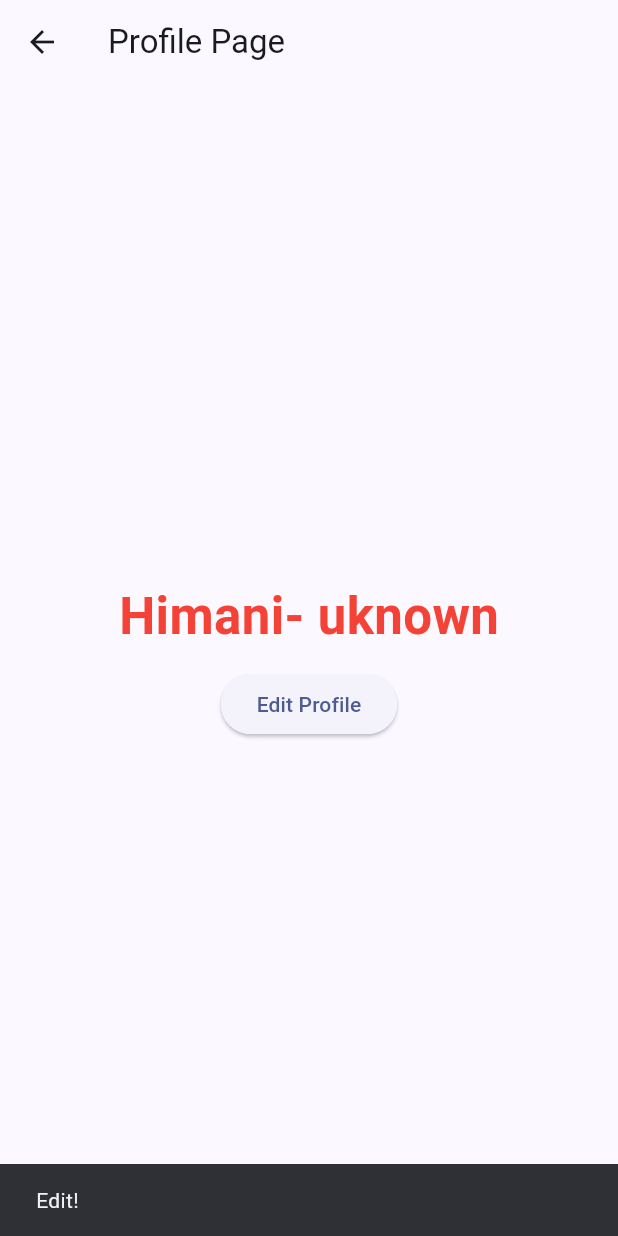
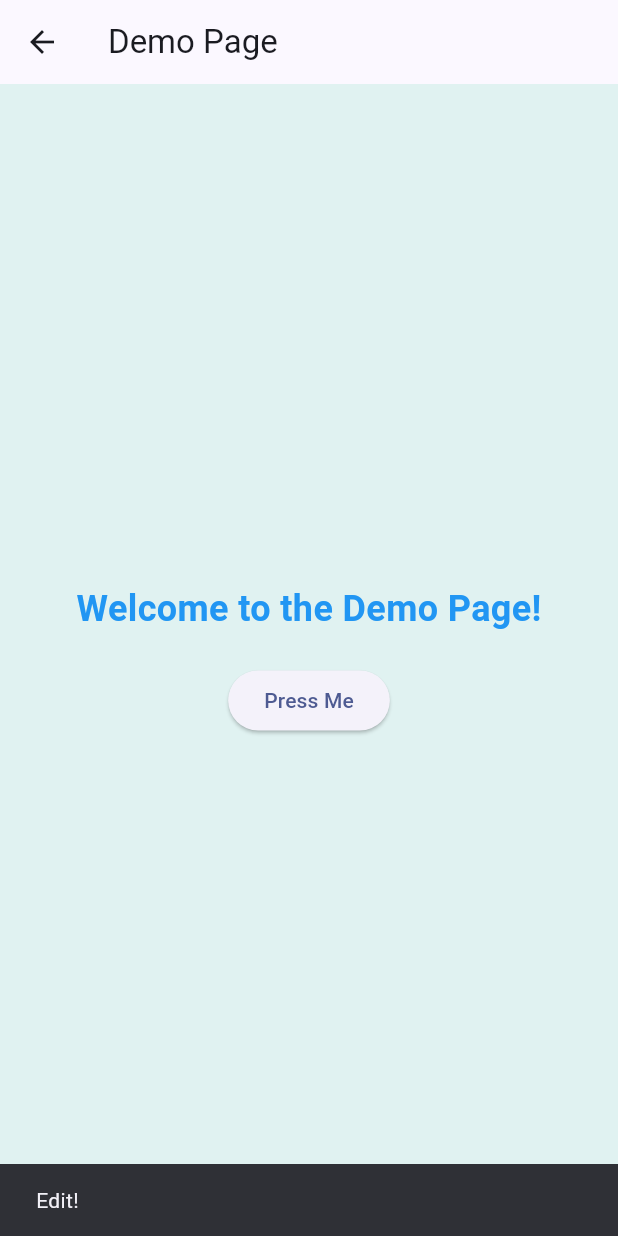
Before and after one commit to Himani204/todo_app, a Flutter app: the ProfilePage screen opened directly, after a tap on "Edit Profile", on a phone screen of 412 x 824 dp. Run offline on Flutter 3.47's test engine with Material 3 defaults, Android fonts, the phone set to English and light mode, and no system bars.

Commit message:
Add demo page and navigation from profile page

```diff
--- /dev/null
+++ b/lib/screens/demo.dart
@@ -0,0 +1,42 @@
+import 'package:flutter/material.dart';
+
+class Demo extends StatefulWidget {
+  const Demo({super.key});
+
+  @override
+  State<Demo> createState() => _DemoState();
+}
+
+class _DemoState extends State<Demo> {
+  @override
+  Widget build(BuildContext context) {
+    return Scaffold(
+      backgroundColor: Colors.teal[50],
+      appBar: AppBar(title: const Text('Demo Page')),
+      body: Center(
+        child: Column(
+          mainAxisAlignment: MainAxisAlignment.center,
+          children: [
+            const Text(
+              'Welcome to the Demo Page!',
+              style: TextStyle(
+                fontSize: 24,
+                fontWeight: FontWeight.bold,
+                color: Colors.blue,
+              ),
+            ),
+            const SizedBox(height: 20),
+            ElevatedButton(
+              onPressed: () {
+                ScaffoldMessenger.of(context).showSnackBar(
+                  const SnackBar(content: Text('Demo Button Pressed!')),
+                );
+              },
+              child: const Text('Press Me'),
+            ),
+          ],
+        ),
+      ),
+    );
+  }
+}
--- a/lib/screens/profile_page.dart
+++ b/lib/screens/profile_page.dart
@@ -1,4 +1,5 @@
 import 'package:flutter/material.dart';
+import 'package:todo_app/screens/demo.dart';
 
 class ProfilePage extends StatefulWidget {
   const ProfilePage({super.key});
@@ -30,6 +31,14 @@ class _ProfilePageState extends State<ProfilePage> {
                 ScaffoldMessenger.of(
                   context,
                 ).showSnackBar(const SnackBar(content: Text('Edit!')));
+                Navigator.push(
+                  context,
+                  MaterialPageRoute(
+                    builder: (context) {
+                      return Demo();
+                    },
+                  ),
+                );
               },
               child: const Text('Edit Profile'),
             ),
```
